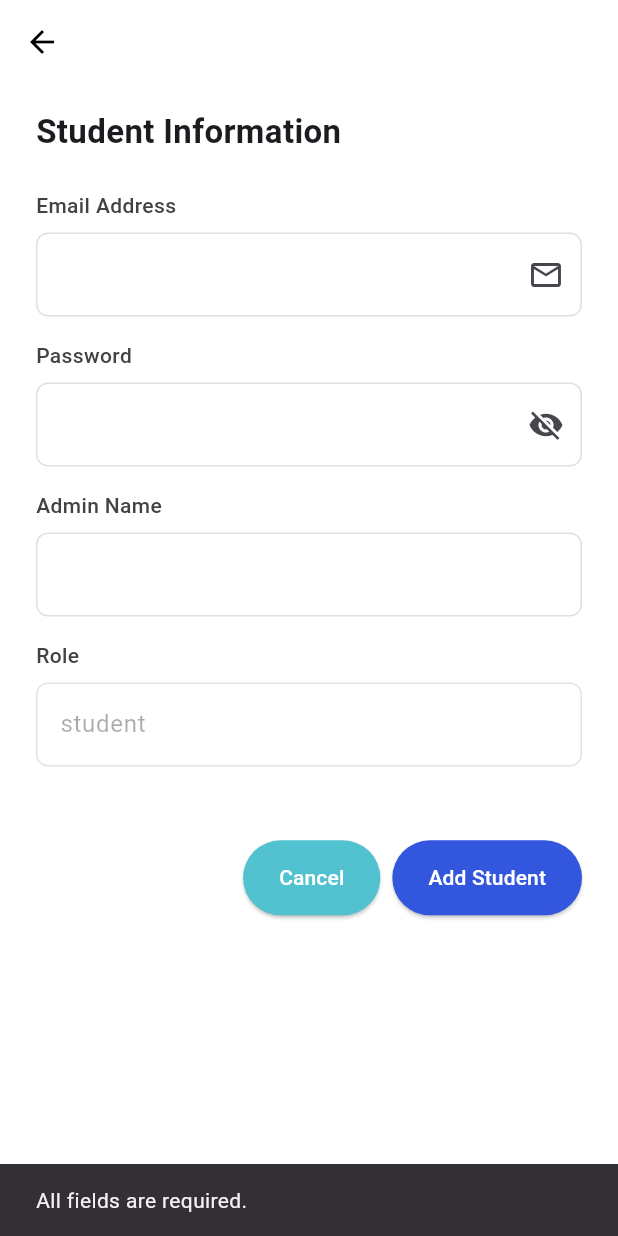
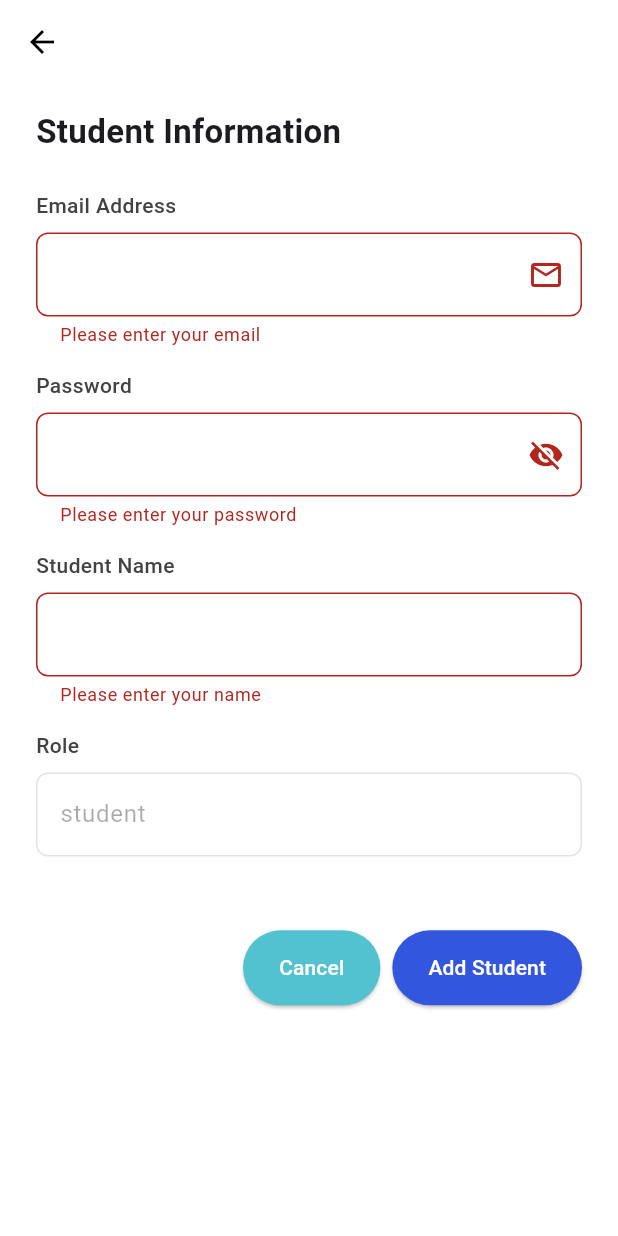
Before and after one commit to Way4Web/ems_project, a Flutter app: the AddStudents screen opened directly, after a tap on "Add Student", on a phone screen of 412 x 824 dp. Run offline on Flutter 3.47's test engine with Material 3 defaults, Android fonts, the light colour scheme and no system bars; our stand-ins replace flutter_riverpod, flutter_secure_storage, intl_phone_field, jwt_decoder; accounts and stored records are empty.

```diff
--- a/lib/presentation/widget/add_students.dart
+++ b/lib/presentation/widget/add_students.dart
@@ -98,8 +98,12 @@ class _AddStudentsScreenState extends ConsumerState<AddStudents> {
                           ),
                           keyboardType: TextInputType.emailAddress,
                           validator: (value) {
-                            if (value == null || value.isEmpty) {
+                            if (value == null || value.trim().isEmpty) {
                               return 'Please enter your email';
+                            } else if (!RegExp(
+                              r'^[^@]+@[^@]+\.[^@]+',
+                            ).hasMatch(value.trim().toLowerCase())) {
+                              return 'Please enter a valid email id';
                             }
                             return null;
                           },
@@ -174,7 +178,7 @@ class _AddStudentsScreenState extends ConsumerState<AddStudents> {
                       crossAxisAlignment: CrossAxisAlignment.start,
                       children: [
                         Text(
-                          'Admin Name',
+                          'Student Name',
                           style: TextStyle(
                             fontSize: 14,
                             fontWeight: FontWeight.w500,
@@ -211,7 +215,7 @@ class _AddStudentsScreenState extends ConsumerState<AddStudents> {
                           keyboardType: TextInputType.emailAddress,
                           validator: (value) {
                             if (value == null || value.isEmpty) {
-                              return 'Please enter your email';
+                              return 'Please enter your name';
                             }
                             return null;
                           },
@@ -317,42 +321,30 @@ class _AddStudentsScreenState extends ConsumerState<AddStudents> {
 
 
                     onPressed: () async {
+                      // Check if the form is valid
+                      if (!_formKey.currentState!.validate()) {
+                        // If the form is invalid, return early
+                        return;
+                      }
+
                       final admin = _adminCtrl.text.trim();
                       final email = _emailCtrl.text.trim();
                       final password = _passwordCtrl.text.trim();
-                      // final organizationId = organizationIdController.text.trim();
 
-                      if (admin.isEmpty || email.isEmpty || password.isEmpty) {
-                        ScaffoldMessenger.of(context).showSnackBar(
-                          SnackBar(content: Text("All fields are required.")),
-                        );
-                        return;
-                      }
-
-                      final success = await ref.read(
-                          addStudentProvider.notifier).createStudent(
+                      final success = await ref.read(addStudentProvider.notifier).createStudent(
                           email, password, admin, context);
 
                       if (success) {
                         ScaffoldMessenger.of(context).showSnackBar(
-                          SnackBar(content: Text(
-                              "Student added successfully!")),
+                          SnackBar(content: Text("Student added successfully!")),
                         );
-                        // Navigator.pushReplacement(
-                        //   context,
-                        //   MaterialPageRoute(builder: (context) => AllStudentScreen()),
-                        // ); // Replace with AllStudentsScreen
                         Navigator.pop(context);
-
-                        // Navigator.pop(context); // Navigate back to the previous screen
                       } else {
                         ScaffoldMessenger.of(context).showSnackBar(
-                          SnackBar(content: Text(
-                              "Failed to add student. Please try again later.")),
+                          SnackBar(content: Text("Failed to add student. Please try again later.")),
                         );
                       }
                     },
-
                   ),
 
                 ],
```
Also changed, not shown: lib/presentation/all_students.dart (+19 -0 lines).
